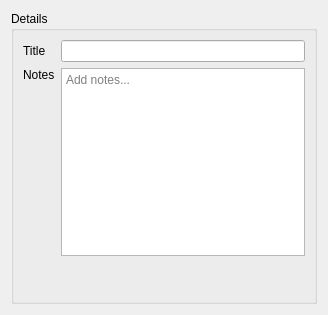
First picture: the form in src/gui/detailsection.ui, repository campbellmbrown/task-app, before the edit.
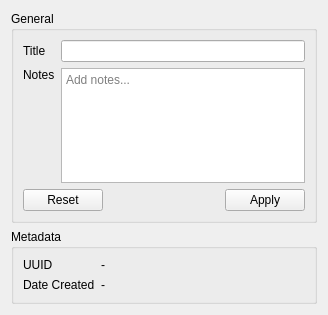
Second picture: the form after the edit.

Diff of the .ui file:
```diff
--- a/src/gui/detailsection.ui
+++ b/src/gui/detailsection.ui
@@ -17,9 +17,19 @@
    <item>
     <widget class="QGroupBox" name="detailsGroupBox">
      <property name="title">
-      <string>Details</string>
+      <string>General</string>
      </property>
-     <layout class="QGridLayout" name="detailsGroupLayout">
+     <layout class="QFormLayout" name="generalFormLayout">
+      <item row="0" column="0">
+       <widget class="QLabel" name="titleLabel">
+        <property name="text">
+         <string>Title</string>
+        </property>
+       </widget>
+      </item>
+      <item row="0" column="1">
+       <widget class="QLineEdit" name="titleLineEdit"/>
+      </item>
       <item row="1" column="0">
        <widget class="QLabel" name="notesLabel">
         <property name="text">
@@ -37,32 +47,69 @@
         </property>
        </widget>
       </item>
-      <item row="0" column="0">
-       <widget class="QLabel" name="titleLabel">
-        <property name="text">
-         <string>Title</string>
-        </property>
-       </widget>
-      </item>
       <item row="2" column="0" colspan="2">
-       <spacer name="verticalSpacer">
-        <property name="orientation">
-         <enum>Qt::Vertical</enum>
+       <widget class="QDialogButtonBox" name="buttonBox">
+        <property name="standardButtons">
+         <set>QDialogButtonBox::Apply|QDialogButtonBox::Reset</set>
         </property>
-        <property name="sizeHint" stdset="0">
-         <size>
-          <width>20</width>
-          <height>40</height>
-         </size>
+        <property name="centerButtons">
+         <bool>false</bool>
         </property>
-       </spacer>
+       </widget>
+      </item>
+     </layout>
+    </widget>
+   </item>
+   <item>
+    <widget class="QGroupBox" name="metadataGroupBox">
+     <property name="title">
+      <string>Metadata</string>
+     </property>
+     <layout class="QFormLayout" name="metadataFormLayout">
+      <item row="0" column="0">
+       <widget class="QLabel" name="uuidLabel">
+        <property name="text">
+         <string>UUID</string>
+        </property>
+       </widget>
       </item>
       <item row="0" column="1">
-       <widget class="QLineEdit" name="titleLineEdit"/>
+       <widget class="QLabel" name="uuidDisplayLabel">
+        <property name="text">
+         <string>-</string>
+        </property>
+       </widget>
+      </item>
+      <item row="1" column="0">
+       <widget class="QLabel" name="dateCreatedLabel">
+        <property name="text">
+         <string>Date Created</string>
+        </property>
+       </widget>
+      </item>
+      <item row="1" column="1">
+       <widget class="QLabel" name="dataCreatedDisplayLabel">
+        <property name="text">
+         <string>-</string>
+        </property>
+       </widget>
       </item>
      </layout>
     </widget>
    </item>
+   <item>
+    <spacer name="verticalSpacer">
+     <property name="orientation">
+      <enum>Qt::Vertical</enum>
+     </property>
+     <property name="sizeHint" stdset="0">
+      <size>
+       <width>20</width>
+       <height>40</height>
+      </size>
+     </property>
+    </spacer>
+   </item>
   </layout>
  </widget>
  <resources/>
```
Left out of the diff: 2 changed lines with no effect on the pictures.
